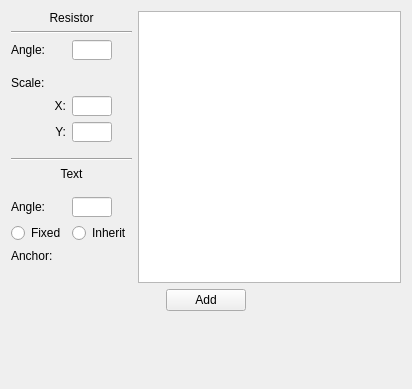
Old version of the form src/ui/component_preview.ui in the repository HarisGusic/ohmcha.
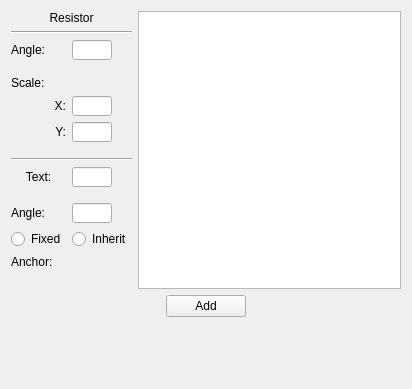
New version of the form.

Commit message: Add basic component text editing

Patch:
```diff
--- a/src/ui/component_preview.ui
+++ b/src/ui/component_preview.ui
@@ -124,16 +124,6 @@
          </property>
         </widget>
        </item>
-       <item row="9" column="0" colspan="2">
-        <widget class="QLabel" name="labelText">
-         <property name="text">
-          <string>Text</string>
-         </property>
-         <property name="alignment">
-          <set>Qt::AlignCenter</set>
-         </property>
-        </widget>
-       </item>
        <item row="12" column="0">
         <widget class="QRadioButton" name="btnFixed">
          <property name="text">
@@ -300,6 +290,32 @@
          </property>
         </layout>
        </item>
+       <item row="9" column="0">
+        <widget class="QLabel" name="labelText">
+         <property name="text">
+          <string>Text:</string>
+         </property>
+         <property name="alignment">
+          <set>Qt::AlignCenter</set>
+         </property>
+        </widget>
+       </item>
+       <item row="9" column="1">
+        <widget class="QLineEdit" name="editText">
+         <property name="sizePolicy">
+          <sizepolicy hsizetype="Fixed" vsizetype="Fixed">
+           <horstretch>0</horstretch>
+           <verstretch>0</verstretch>
+          </sizepolicy>
+         </property>
+         <property name="maximumSize">
+          <size>
+           <width>40</width>
+           <height>20</height>
+          </size>
+         </property>
+        </widget>
+       </item>
       </layout>
      </item>
      <item>
```
The commit also changes 6 other files.
